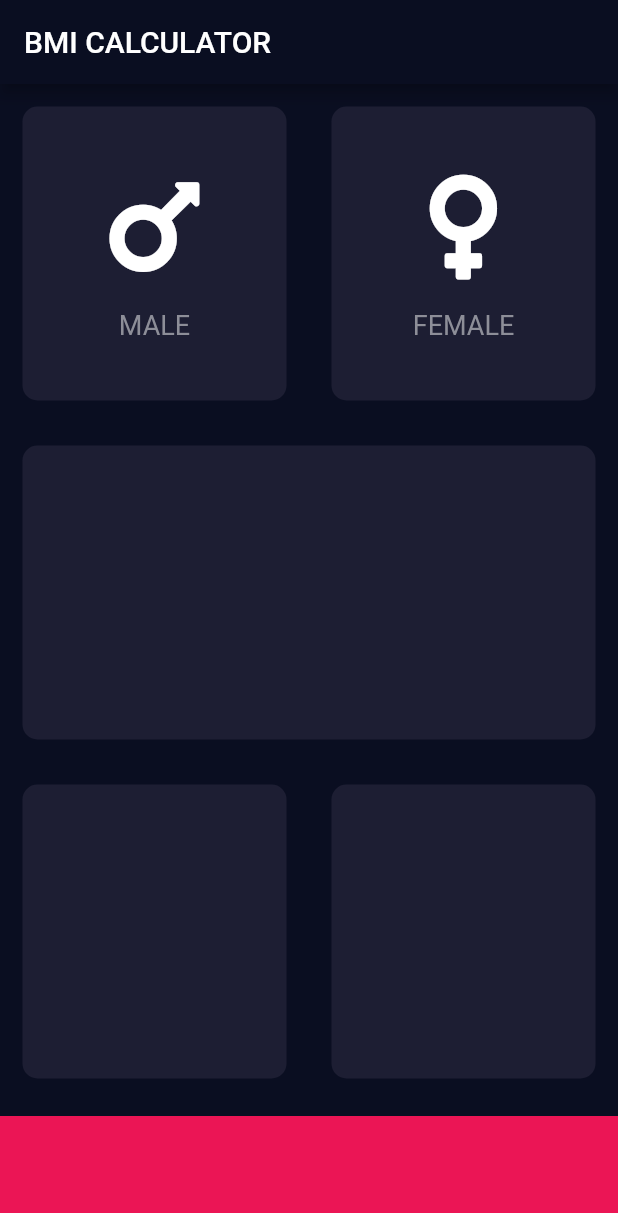
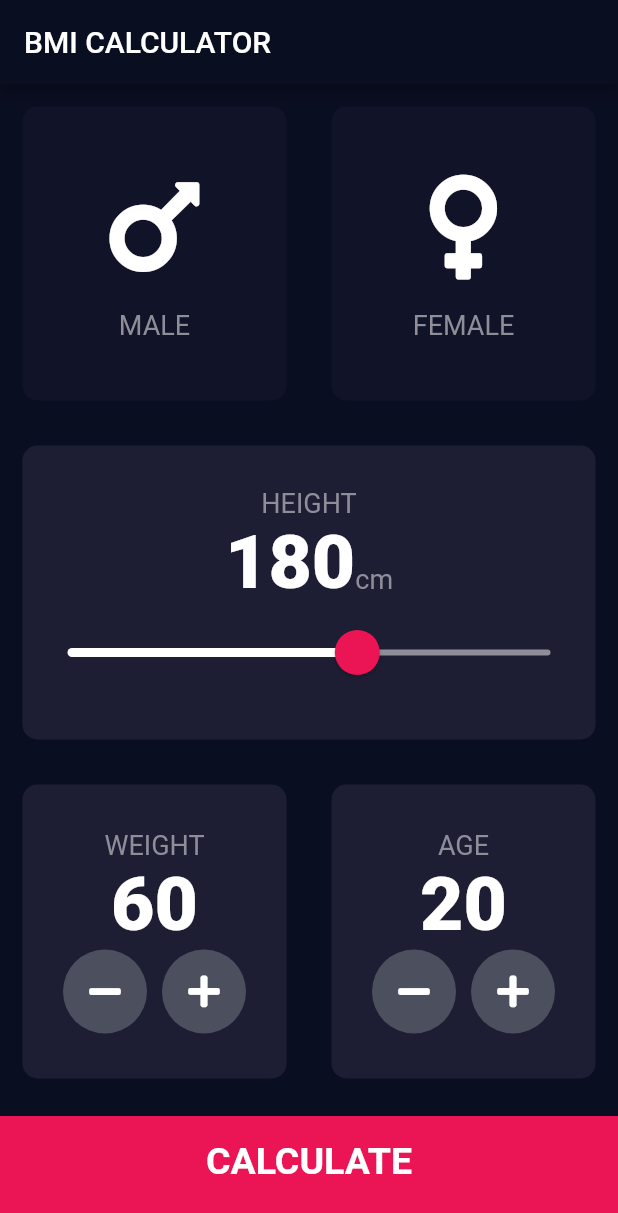
Before and after one commit to claudiocoder/BMI-calculator-flutter, a Flutter app: the screen it shows after launch, on a phone screen of 412 x 824 dp. Shown: the top 1213 px of the screen. Run offline on Flutter 3.47's test engine with Material 2 defaults, Android fonts, the phone set to English and light mode, and no system bars; our stand-ins replace font_awesome_flutter.

Commit message:
feat: add new feature slide and calculator bmi

```diff
--- /dev/null
+++ b/lib/calculator_brain.dart
@@ -0,0 +1,35 @@
+import 'dart:math';
+
+class CalculatorBrain {
+  CalculatorBrain({this.height, this.weight});
+
+  final int height;
+  final int weight;
+
+  double _bmi;
+
+  String calculateBMI() {
+    _bmi = weight / pow(height / 100, 2);
+    return _bmi.toStringAsFixed(1);
+  }
+
+  String getResult() {
+    if (_bmi >= 25) {
+      return 'Overweight';
+    } else if (_bmi > 18.5) {
+      return 'Normal';
+    } else {
+      return 'Underweight';
+    }
+  }
+
+  String getInterpretation() {
+    if (_bmi >= 25) {
+      return 'You have a higher than normal body weight. Try to exercise more.';
+    } else if (_bmi >= 18.5) {
+      return 'You have a normal body weight. Good job!';
+    } else {
+      return 'You have a lower than normal body weight. You can eat a bit more.';
+    }
+  }
+}
--- /dev/null
+++ b/lib/components/bottom_button.dart
@@ -0,0 +1,29 @@
+import 'package:flutter/material.dart';
+import 'package:bmi_calculator/constants.dart';
+
+class BottomButton extends StatelessWidget {
+  BottomButton({@required this.onTap, @required this.buttonTitle});
+
+  final Function onTap;
+  final String buttonTitle;
+
+  @override
+  Widget build(BuildContext context) {
+    return GestureDetector(
+      onTap: onTap,
+      child: Container(
+        child: Center(
+          child: Text(
+            buttonTitle,
+            style: kLargeButtonTextStyle,
+          ),
+        ),
+        color: kBottomContainerColour,
+        margin: EdgeInsets.only(top: 10.0),
+        padding: EdgeInsets.only(bottom: 20.0),
+        width: double.infinity,
+        height: kBottomContainerHeight,
+      ),
+    );
+  }
+}
--- a/lib/icon_content.dart
+++ b/lib/components/icon_content.dart
@@ -1,7 +1,8 @@
 import 'package:flutter/material.dart';
+import 'package:bmi_calculator/constants.dart';
 
 class IconContent extends StatelessWidget {
-  IconContent({@required this.icon, this.label});
+  IconContent({this.icon, this.label});
 
   final IconData icon;
   final String label;
@@ -20,10 +21,7 @@ class IconContent extends StatelessWidget {
         ),
         Text(
           label,
-          style: TextStyle(
-            fontSize: 18.0,
-            color: Color(0xFF8D8E98),
-          ),
+          style: kLabelTextStyle,
         )
       ],
     );
--- /dev/null
+++ b/lib/components/reusable_card.dart
@@ -0,0 +1,24 @@
+import 'package:flutter/material.dart';
+
+class ReusableCard extends StatelessWidget {
+  ReusableCard({@required this.colour, this.cardChild, this.onPress});
+
+  final Color colour;
+  final Widget cardChild;
+  final Function onPress;
+
+  @override
+  Widget build(BuildContext context) {
+    return GestureDetector(
+      onTap: onPress,
+      child: Container(
+        child: cardChild,
+        margin: EdgeInsets.all(15.0),
+        decoration: BoxDecoration(
+          color: colour,
+          borderRadius: BorderRadius.circular(10.0),
+        ),
+      ),
+    );
+  }
+}
--- /dev/null
+++ b/lib/components/round_icon_button.dart
@@ -0,0 +1,23 @@
+import 'package:flutter/material.dart';
+
+class RoundIconButton extends StatelessWidget {
+  RoundIconButton({@required this.icon, @required this.onPressed});
+
+  final IconData icon;
+  final Function onPressed;
+
+  @override
+  Widget build(BuildContext context) {
+    return RawMaterialButton(
+      elevation: 0.0,
+      child: Icon(icon),
+      onPressed: onPressed,
+      constraints: BoxConstraints.tightFor(
+        width: 56.0,
+        height: 56.0,
+      ),
+      shape: CircleBorder(),
+      fillColor: Color(0xFF4C4F5E),
+    );
+  }
+}
--- /dev/null
+++ b/lib/constants.dart
@@ -0,0 +1,41 @@
+import 'package:flutter/material.dart';
+
+const kBottomContainerHeight = 80.0;
+const kActiveCardColour = Color(0xFF1D1E33);
+const kInactiveCardColour = Color(0xFF111328);
+const kBottomContainerColour = Color(0xFFEB1555);
+
+const kLabelTextStyle = TextStyle(
+  fontSize: 18.0,
+  color: Color(0xFF8D8E98),
+);
+
+const kNumberTextStyle = TextStyle(
+  fontSize: 50.0,
+  fontWeight: FontWeight.w900,
+);
+
+const kLargeButtonTextStyle = TextStyle(
+  fontSize: 25.0,
+  fontWeight: FontWeight.bold,
+);
+
+const kTitleTextStyle = TextStyle(
+  fontSize: 50.0,
+  fontWeight: FontWeight.bold,
+);
+
+const kResultTextStyle = TextStyle(
+  color: Color(0xFF24D876),
+  fontSize: 22.0,
+  fontWeight: FontWeight.bold,
+);
+
+const kBMITextStyle = TextStyle(
+  fontSize: 100.0,
+  fontWeight: FontWeight.bold,
+);
+
+const kBodyTextStyle = TextStyle(
+  fontSize: 22.0,
+);
--- a/lib/input_page.dart
+++ /dev/null
@@ -1,78 +0,0 @@
-import 'package:flutter/material.dart';
-import 'package:font_awesome_flutter/font_awesome_flutter.dart';
-import 'reusable_card.dart';
-import 'icon_content.dart';
-
-const bottomContainerHeight = 80.0;
-const activeCardColor = Color(0xFF1D1E33);
-const bottomContainerColor = Color(0xFFEB1555);
-
-class InputPage extends StatefulWidget {
-  @override
-  _InputPageState createState() => _InputPageState();
-}
-
-class _InputPageState extends State<InputPage> {
-  @override
-  Widget build(BuildContext context) {
-    return Scaffold(
-        appBar: AppBar(
-          title: Text('BMI CALCULATOR'),
-        ),
-        body: Column(
-          children: <Widget>[
-            Expanded(
-              child: Row(
-                children: <Widget>[
-                  Expanded(
-                    child: ReusableCard(
-                      colour: activeCardColor,
-                      cardChild: IconContent(
-                        icon: FontAwesomeIcons.mars,
-                        label: 'MALE',
-                      ),
-                    ),
-                  ),
-                  Expanded(
-                    child: ReusableCard(
-                      colour: activeCardColor,
-                      cardChild: IconContent(
-                        icon: FontAwesomeIcons.venus,
-                        label: 'FEMALE',
-                      ),
-                    ),
-                  ),
-                ],
-              ),
-            ),
-            Expanded(
-              child: ReusableCard(
-                colour: activeCardColor,
-              ),
-            ),
-            Expanded(
-              child: Row(
-                children: <Widget>[
-                  Expanded(
-                    child: ReusableCard(
-                      colour: activeCardColor,
-                    ),
-                  ),
-                  Expanded(
-                    child: ReusableCard(
-                      colour: activeCardColor,
-                    ),
-                  ),
-                ],
-              ),
-            ),
-            Container(
-              color: bottomContainerColor,
-              margin: EdgeInsets.only(top: 10.0),
-              width: double.infinity,
-              height: bottomContainerHeight,
-            )
-          ],
-        ));
-  }
-}
--- a/lib/reusable_card.dart
+++ /dev/null
@@ -1,20 +0,0 @@
-import 'package:flutter/material.dart';
-
-class ReusableCard extends StatelessWidget {
-  ReusableCard({@required this.colour, this.cardChild});
-
-  final Color colour;
-  final Widget cardChild;
-
-  @override
-  Widget build(BuildContext context) {
-    return Container(
-      child: cardChild,
-      margin: EdgeInsets.all(15.0),
-      decoration: BoxDecoration(
-        color: colour,
-        borderRadius: BorderRadius.circular(10.0),
-      ),
-    );
-  }
-}
--- /dev/null
+++ b/lib/screens/input_page.dart
@@ -0,0 +1,236 @@
+import 'package:flutter/material.dart';
+import 'package:font_awesome_flutter/font_awesome_flutter.dart';
+import 'package:bmi_calculator/components/icon_content.dart';
+import 'package:bmi_calculator/components/reusable_card.dart';
+import 'package:bmi_calculator/constants.dart';
+import 'package:bmi_calculator/screens/results_page.dart';
+import 'package:bmi_calculator/components/bottom_button.dart';
+import 'package:bmi_calculator/components/round_icon_button.dart';
+import 'package:bmi_calculator/calculator_brain.dart';
+
+enum Gender {
+  male,
+  female,
+}
+
+class InputPage extends StatefulWidget {
+  @override
+  _InputPageState createState() => _InputPageState();
+}
+
+class _InputPageState extends State<InputPage> {
+  Gender selectedGender;
+  int height = 180;
+  int weight = 60;
+  int age = 20;
+
+  @override
+  Widget build(BuildContext context) {
+    return Scaffold(
+      appBar: AppBar(
+        title: Text('BMI CALCULATOR'),
+      ),
+      body: Column(
+        crossAxisAlignment: CrossAxisAlignment.stretch,
+        children: <Widget>[
+          Expanded(
+              child: Row(
+            children: <Widget>[
+              Expanded(
+                child: ReusableCard(
+                  onPress: () {
+                    setState(() {
+                      selectedGender = Gender.male;
+                    });
+                  },
+                  colour: selectedGender == Gender.male
+                      ? kActiveCardColour
+                      : kInactiveCardColour,
+                  cardChild: IconContent(
+                    icon: FontAwesomeIcons.mars,
+                    label: 'MALE',
+                  ),
+                ),
+              ),
+              Expanded(
+                child: ReusableCard(
+                  onPress: () {
+                    setState(() {
+                      selectedGender = Gender.female;
+                    });
+                  },
+                  colour: selectedGender == Gender.female
+                      ? kActiveCardColour
+                      : kInactiveCardColour,
+                  cardChild: IconContent(
+                    icon: FontAwesomeIcons.venus,
+                    label: 'FEMALE',
+                  ),
+                ),
+              ),
+            ],
+          )),
+          Expanded(
+            child: ReusableCard(
+              colour: kActiveCardColour,
+              cardChild: Column(
+                mainAxisAlignment: MainAxisAlignment.center,
+                children: <Widget>[
+                  Text(
+                    'HEIGHT',
+                    style: kLabelTextStyle,
+                  ),
+                  Row(
+                    mainAxisAlignment: MainAxisAlignment.center,
+                    crossAxisAlignment: CrossAxisAlignment.baseline,
+                    textBaseline: TextBaseline.alphabetic,
+                    children: <Widget>[
+                      Text(
+                        height.toString(),
+                        style: kNumberTextStyle,
+                      ),
+                      Text(
+                        'cm',
+                        style: kLabelTextStyle,
+                      )
+                    ],
+                  ),
+                  SliderTheme(
+                    data: SliderTheme.of(context).copyWith(
+                      inactiveTrackColor: Color(0xFF8D8E98),
+                      activeTrackColor: Colors.white,
+                      thumbColor: Color(0xFFEB1555),
+                      overlayColor: Color(0x29EB1555),
+                      thumbShape:
+                          RoundSliderThumbShape(enabledThumbRadius: 15.0),
+                      overlayShape:
+                          RoundSliderOverlayShape(overlayRadius: 30.0),
+                    ),
+                    child: Slider(
+                      value: height.toDouble(),
+                      min: 120.0,
+                      max: 220.0,
+                      onChanged: (double newValue) {
+                        setState(() {
+                          height = newValue.round();
+                        });
+                      },
+                    ),
+                  ),
+                ],
+              ),
+            ),
+          ),
+          Expanded(
+            child: Row(
+              children: <Widget>[
+                Expanded(
+                  child: ReusableCard(
+                    colour: kActiveCardColour,
+                    cardChild: Column(
+                      mainAxisAlignment: MainAxisAlignment.center,
+                      children: <Widget>[
+                        Text(
+                          'WEIGHT',
+                          style: kLabelTextStyle,
+                        ),
+                        Text(
+                          weight.toString(),
+                          style: kNumberTextStyle,
+                        ),
+                        Row(
+                          mainAxisAlignment: MainAxisAlignment.center,
+                          children: <Widget>[
+                            RoundIconButton(
+                                icon: FontAwesomeIcons.minus,
+                                onPressed: () {
+                                  setState(() {
+                                    weight--;
+                                  });
+                                }),
+                            SizedBox(
+                              width: 10.0,
+                            ),
+                            RoundIconButton(
+                              icon: FontAwesomeIcons.plus,
+                              onPressed: () {
+                                setState(() {
+                                  weight++;
+                                });
+                              },
+                            ),
+                          ],
+                        ),
+                      ],
+                    ),
+                  ),
+                ),
+                Expanded(
+                  child: ReusableCard(
+                    colour: kActiveCardColour,
+                    cardChild: Column(
+                      mainAxisAlignment: MainAxisAlignment.center,
+                      children: <Widget>[
+                        Text(
+                          'AGE',
+                          style: kLabelTextStyle,
+                        ),
+                        Text(
+                          age.toString(),
+                          style: kNumberTextStyle,
+                        ),
+                        Row(
+                          mainAxisAlignment: MainAxisAlignment.center,
+                          children: <Widget>[
+                            RoundIconButton(
+                              icon: FontAwesomeIcons.minus,
+                              onPressed: () {
+                                setState(
+                                  () {
+                                    age--;
+                                  },
+                                );
+                              },
+                            ),
+                            SizedBox(
+                              width: 10.0,
+                            ),
+                            RoundIconButton(
+                                icon: FontAwesomeIcons.plus,
+                                onPressed: () {
+                                  setState(() {
+                                    age++;
+                                  });
+                                })
+                          ],
+                        )
+                      ],
+                    ),
+                  ),
+                ),
+              ],
+            ),
+          ),
+          BottomButton(
+            buttonTitle: 'CALCULATE',
+            onTap: () {
+              CalculatorBrain calc =
+                  CalculatorBrain(height: height, weight: weight);
+
+              Navigator.push(
+                context,
+                MaterialPageRoute(
+                  builder: (context) => ResultsPage(
+                        bmiResult: calc.calculateBMI(),
+                        resultText: calc.getResult(),
+                        interpretation: calc.getInterpretation(),
+                      ),
+                ),
+              );
+            },
+          ),
+        ],
+      ),
+    );
+  }
+}
```
Also changed, not shown: lib/main.dart (+4 -3 lines), lib/screens/results_page.dart (added, +71 -0 lines), 3 other files.
